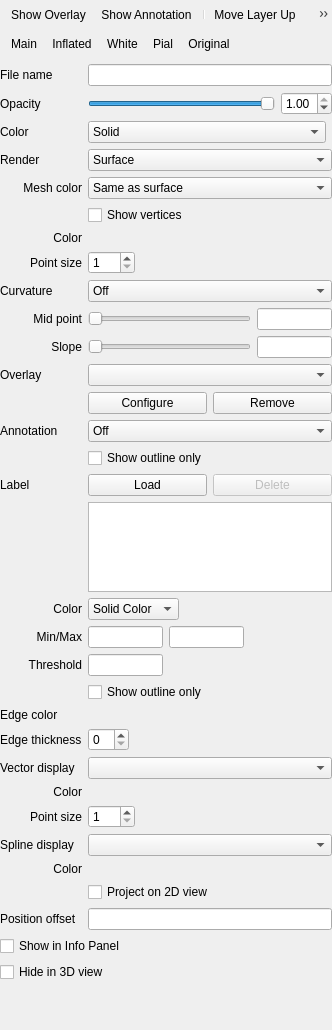
Before: the Qt Designer form freeview/PanelSurface.ui in freesurfer/freesurfer, drawn with Qt 5.
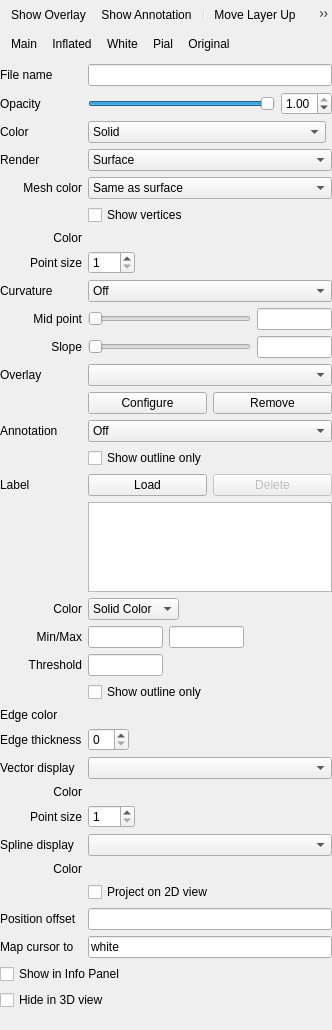
After: the same form once the commit is applied. Icons and pictures are not drawn. Custom widgets are drawn as their Qt base class.

Commit message: Fixed some crash issue when saving edited volume; drag and drop layer items to change order; option to set mapping surface for inflated surface; option to set mapping surface for inflated surface vertex clicking; option to not automatically re-orient 3D view after clicking on inflated surface. -rpwang

```diff
--- a/freeview/PanelSurface.ui
+++ b/freeview/PanelSurface.ui
@@ -23,9 +23,9 @@
    <property name="geometry">
     <rect>
      <x>0</x>
-     <y>0</y>
+     <y>-129</y>
      <width>314</width>
-     <height>1159</height>
+     <height>1192</height>
     </rect>
    </property>
    <layout class="QVBoxLayout" name="verticalLayout">
@@ -881,6 +881,20 @@
         </item>
        </widget>
       </item>
+      <item row="34" column="0">
+       <widget class="QLabel" name="labelMapCursorTo">
+        <property name="text">
+         <string>Map cursor to</string>
+        </property>
+       </widget>
+      </item>
+      <item row="34" column="1">
+       <widget class="QLineEdit" name="lineEditMappingSurface">
+        <property name="text">
+         <string>white</string>
+        </property>
+       </widget>
+      </item>
      </layout>
     </item>
     <item>
```
Left out of the diff: 40 changed lines with no effect on the pictures. The commit also changes 18 other files.
